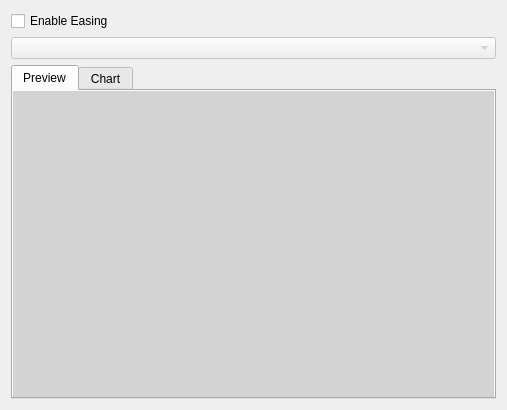
First picture: the form in animation_workbench/ui/easing_preview_base.ui, repository timlinux/QGISAnimationWorkbench, before the edit.
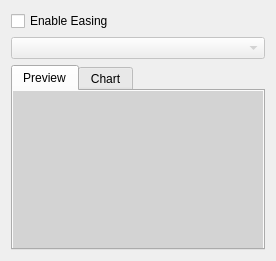
Second picture: the form after the edit. Custom widgets are drawn as their Qt base class.

Patch:
```diff
--- a/animation_workbench/ui/easing_preview_base.ui
+++ b/animation_workbench/ui/easing_preview_base.ui
@@ -6,8 +6,8 @@
    <rect>
     <x>0</x>
     <y>0</y>
-    <width>507</width>
-    <height>410</height>
+    <width>272</width>
+    <height>261</height>
    </rect>
   </property>
   <property name="windowTitle">
@@ -49,7 +49,7 @@
        <item row="0" column="0">
         <widget class="QWidget" name="easing_preview" native="true">
          <property name="sizePolicy">
-          <sizepolicy hsizetype="Expanding" vsizetype="Expanding">
+          <sizepolicy hsizetype="Minimum" vsizetype="Minimum">
            <horstretch>0</horstretch>
            <verstretch>0</verstretch>
           </sizepolicy>
```
